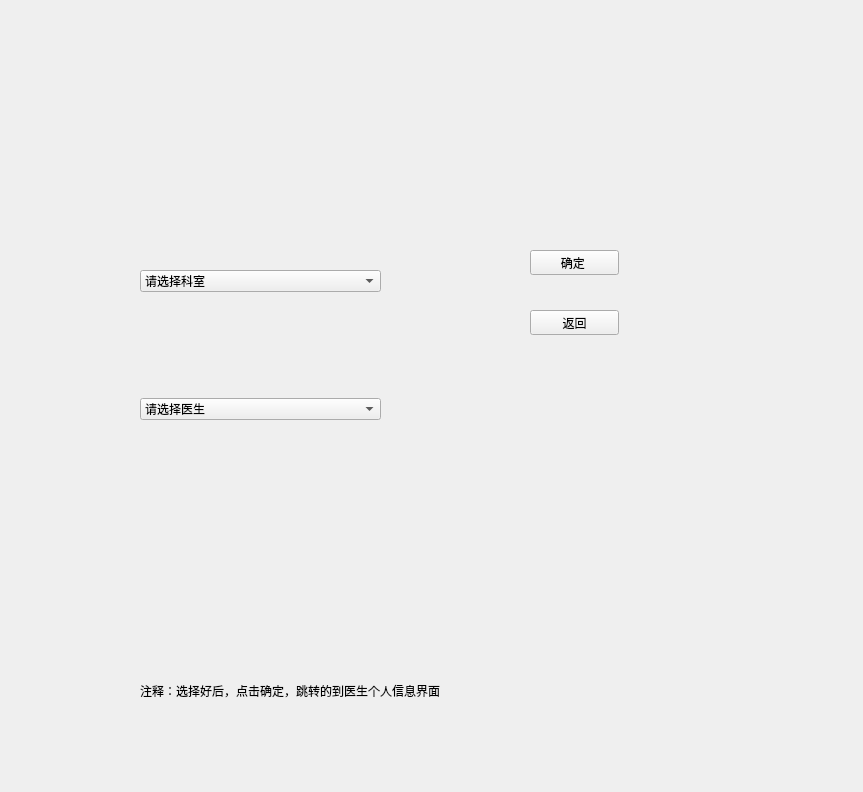
Above: ui/ViewDoctorInformations.ui from BottleOfErie/SmartHospital before the change. Below: the same form after it.
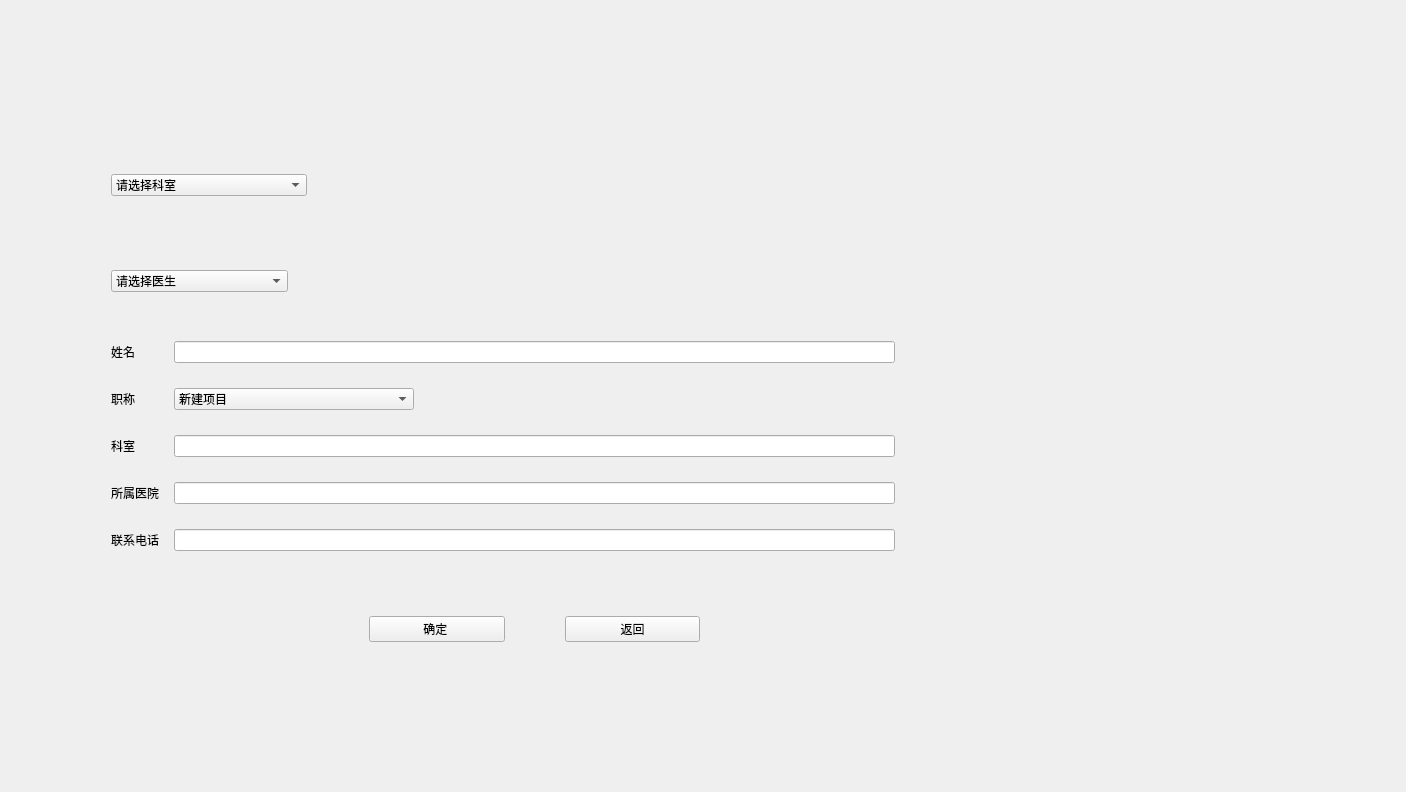
That is the form after the change. Icons and pictures are not drawn.

Commit message: ui界面完成，等待后续debug

The edit to the form file:
```diff
--- a/ui/ViewDoctorInformations.ui
+++ b/ui/ViewDoctorInformations.ui
@@ -6,23 +6,46 @@
    <rect>
     <x>0</x>
     <y>0</y>
-    <width>863</width>
+    <width>1406</width>
     <height>792</height>
    </rect>
   </property>
   <property name="windowTitle">
    <string>Form</string>
   </property>
-  <widget class="QWidget" name="layoutWidget">
-   <property name="geometry">
-    <rect>
-     <x>140</x>
-     <y>170</y>
-     <width>241</width>
-     <height>351</height>
-    </rect>
-   </property>
-   <layout class="QVBoxLayout" name="verticalLayout">
+  <property name="styleSheet">
+   <string notr="true">#ViewDoctorInformations{border-image: url(:/images/06.jpg);}</string>
+  </property>
+  <layout class="QGridLayout" name="gridLayout">
+   <item row="0" column="0">
+    <layout class="QVBoxLayout" name="verticalLayout" stretch="0,1,1,4,0">
+     <property name="spacing">
+      <number>25</number>
+     </property>
+     <property name="leftMargin">
+      <number>100</number>
+     </property>
+     <property name="topMargin">
+      <number>100</number>
+     </property>
+     <property name="rightMargin">
+      <number>500</number>
+     </property>
+     <property name="bottomMargin">
+      <number>100</number>
+     </property>
+     <item>
+      <widget class="QLabel" name="label_16">
+       <property name="text">
+        <string/>
+       </property>
+      </widget>
+     </item>
+     <item>
+      <layout class="QHBoxLayout" name="horizontalLayout_2">
+       <property name="spacing">
+        <number>0</number>
+       </property>
     <item>
      <widget class="QComboBox" name="comboBox">
       <item>
@@ -83,6 +106,31 @@
      </widget>
     </item>
     <item>
+        <widget class="QLabel" name="label_7">
+         <property name="text">
+          <string/>
+         </property>
+        </widget>
+       </item>
+       <item>
+        <widget class="QLabel" name="label_8">
+         <property name="text">
+          <string/>
+         </property>
+        </widget>
+       </item>
+       <item>
+        <widget class="QLabel" name="label_2">
+         <property name="text">
+          <string/>
+         </property>
+        </widget>
+       </item>
+      </layout>
+     </item>
+     <item>
+      <layout class="QHBoxLayout" name="horizontalLayout_3">
+       <item>
      <widget class="QComboBox" name="comboBox_2">
       <item>
        <property name="text">
@@ -106,47 +154,191 @@
       </item>
      </widget>
     </item>
-   </layout>
-  </widget>
-  <widget class="QPushButton" name="pushButton_2">
-   <property name="geometry">
-    <rect>
-     <x>530</x>
-     <y>310</y>
-     <width>89</width>
-     <height>25</height>
-    </rect>
-   </property>
+       <item>
+        <widget class="QLabel" name="label_10">
+         <property name="text">
+          <string/>
+         </property>
+        </widget>
+       </item>
+       <item>
+        <widget class="QLabel" name="label_9">
+         <property name="text">
+          <string/>
+         </property>
+        </widget>
+       </item>
+       <item>
+        <widget class="QLabel" name="label_11">
+         <property name="text">
+          <string/>
+         </property>
+        </widget>
+       </item>
+      </layout>
+     </item>
+     <item>
+      <layout class="QFormLayout" name="formLayout">
+       <property name="horizontalSpacing">
+        <number>15</number>
+       </property>
+       <property name="verticalSpacing">
+        <number>25</number>
+       </property>
+       <item row="0" column="0">
+        <widget class="QLabel" name="label">
+         <property name="text">
+          <string>姓名</string>
+         </property>
+        </widget>
+       </item>
+       <item row="0" column="1">
+        <widget class="QLineEdit" name="lineEdit"/>
+       </item>
+       <item row="1" column="0">
+        <widget class="QLabel" name="label_3">
+         <property name="text">
+          <string>职称</string>
+         </property>
+        </widget>
+       </item>
+       <item row="1" column="1">
+        <layout class="QHBoxLayout" name="horizontalLayout_10">
+         <item>
+          <widget class="QComboBox" name="comboBox_3">
+           <item>
    <property name="text">
-    <string>返回</string>
-   </property>
-  </widget>
+             <string>新建项目</string>
+            </property>
+           </item>
+           <item>
+            <property name="text">
+             <string>新建项目</string>
+            </property>
+           </item>
+           <item>
+            <property name="text">
+             <string>新建项目</string>
+            </property>
+           </item>
+           <item>
+            <property name="text">
+             <string>新建项目</string>
+            </property>
+           </item>
+           <item>
+            <property name="text">
+             <string>新建项目</string>
+            </property>
+           </item>
+           <item>
+            <property name="text">
+             <string>新建项目</string>
+            </property>
+           </item>
+           <item>
+            <property name="text">
+             <string>新建项目</string>
+            </property>
+           </item>
+          </widget>
+         </item>
+         <item>
+          <widget class="QLabel" name="label_12">
+           <property name="text">
+            <string/>
+           </property>
+          </widget>
+         </item>
+         <item>
+          <widget class="QLabel" name="label_13">
+           <property name="text">
+            <string/>
+           </property>
+          </widget>
+         </item>
+        </layout>
+       </item>
+       <item row="2" column="0">
+        <widget class="QLabel" name="label_4">
+         <property name="text">
+          <string>科室</string>
+         </property>
+        </widget>
+       </item>
+       <item row="2" column="1">
+        <widget class="QLineEdit" name="lineEdit_4"/>
+       </item>
+       <item row="3" column="0">
+        <widget class="QLabel" name="label_6">
+         <property name="text">
+          <string>所属医院</string>
+         </property>
+        </widget>
+       </item>
+       <item row="3" column="1">
+        <widget class="QLineEdit" name="lineEdit_6"/>
+       </item>
+       <item row="4" column="0">
+        <widget class="QLabel" name="label_5">
+         <property name="text">
+          <string>联系电话</string>
+         </property>
+        </widget>
+       </item>
+       <item row="4" column="1">
+        <widget class="QLineEdit" name="lineEdit_5"/>
+       </item>
+       <item row="5" column="1">
+        <layout class="QHBoxLayout" name="horizontalLayout">
+         <property name="spacing">
+          <number>60</number>
+         </property>
+         <property name="topMargin">
+          <number>40</number>
+         </property>
+         <item>
+          <widget class="QLabel" name="label_14">
+           <property name="text">
+            <string/>
+           </property>
+          </widget>
+         </item>
+         <item>
   <widget class="QPushButton" name="pushButton">
-   <property name="geometry">
-    <rect>
-     <x>530</x>
-     <y>250</y>
-     <width>89</width>
-     <height>25</height>
-    </rect>
-   </property>
    <property name="text">
     <string>确定 </string>
    </property>
   </widget>
-  <widget class="QLabel" name="label">
-   <property name="geometry">
-    <rect>
-     <x>140</x>
-     <y>610</y>
-     <width>571</width>
-     <height>161</height>
-    </rect>
-   </property>
+         </item>
+         <item>
+          <widget class="QPushButton" name="pushButton_2">
+           <property name="text">
+            <string>返回</string>
+           </property>
+          </widget>
+         </item>
+         <item>
+          <widget class="QLabel" name="label_15">
    <property name="text">
-    <string>注释：选择好后，点击确定，跳转的到医生个人信息界面</string>
-   </property>
-  </widget>
+            <string/>
+           </property>
+          </widget>
+         </item>
+        </layout>
+       </item>
+      </layout>
+     </item>
+     <item>
+      <widget class="QLabel" name="label_17">
+       <property name="text">
+        <string/>
+       </property>
+      </widget>
+     </item>
+    </layout>
+   </item>
+  </layout>
  </widget>
  <resources/>
  <connections/>
```
Left out of the diff: 2 changed lines with no effect on the pictures. Lines whose indentation alone changed are shown as unchanged. The commit also changes 17 other files.
